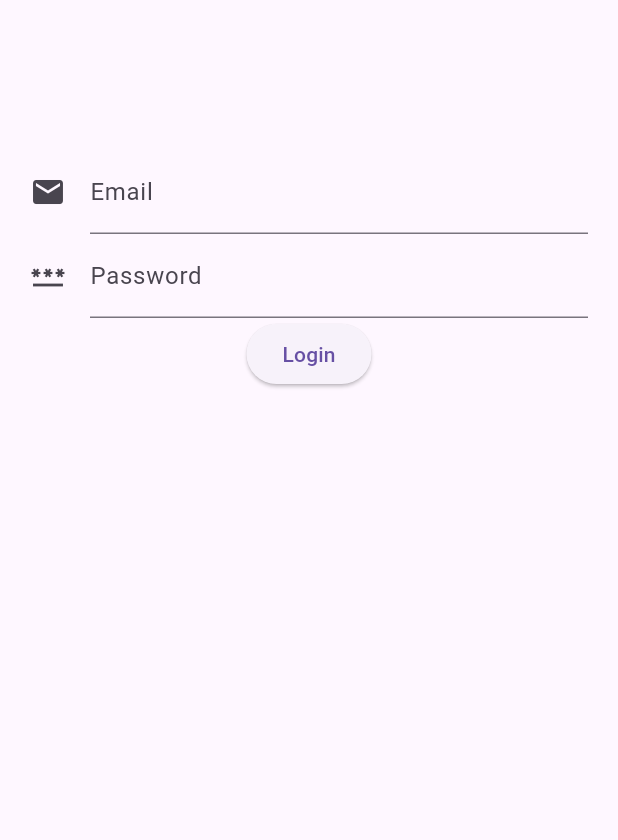
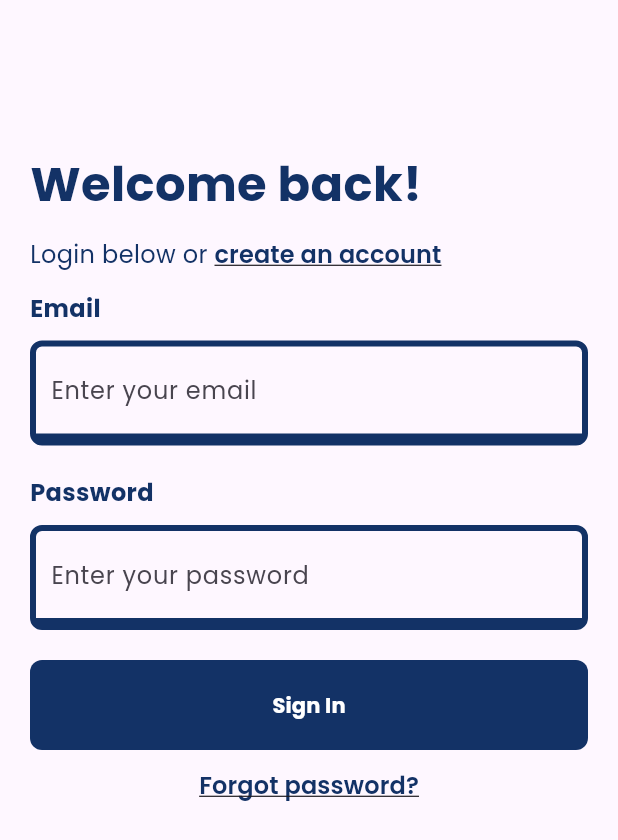
Before and after one commit to juul-vandevelde-howest/smartAppDev-eindopdracht, a Flutter app: the screen it shows after launch, on a phone screen of 412 x 824 dp. Shown: the top 840 px of the screen. Run offline on Flutter 3.47's test engine with Material 3 defaults, Android fonts, the phone set to English and light mode, and no system bars; our stand-ins replace firebase_auth, firebase_core; accounts and stored records are empty.

Commit message:
feat: added custom font and styled login page

```diff
--- a/lib/main.dart
+++ b/lib/main.dart
@@ -23,10 +23,18 @@ class MainApp extends StatefulWidget {
 class MainAppState extends State<MainApp> {
   @override
   Widget build(BuildContext context) {
-    return const MaterialApp(
+    return MaterialApp(
       title: 'Flip',
       debugShowCheckedModeBanner: false,
-      home: Login(),
+      home: const Login(),
+      theme: ThemeData(
+        fontFamily: 'Poppins',
+        textTheme: Theme.of(context).textTheme.apply(
+              fontFamily: 'Poppins',
+              bodyColor: const Color(0xFF133266),
+              displayColor: const Color(0xFF133266),
+            ),
+      ),
     );
   }
 }
--- a/lib/routes/auth/login.dart
+++ b/lib/routes/auth/login.dart
@@ -45,52 +45,178 @@ class _LoginState extends State<Login> {
 
   @override
   Widget build(BuildContext context) {
-    return MaterialApp(
-      debugShowCheckedModeBanner: false,
-      home: Scaffold(
+    return Scaffold(
       body: Padding(
         padding: const EdgeInsets.symmetric(horizontal: 20, vertical: 100),
         child: Form(
-            autovalidateMode: AutovalidateMode.onUserInteraction,
           child: Column(
+            crossAxisAlignment: CrossAxisAlignment.start,
             children: [
-                TextFormField(
+              const Text(
+                'Welcome back!',
+                style: TextStyle(
+                  fontSize: 32,
+                  fontWeight: FontWeight.bold,
+                ),
+              ),
+              Row(
+                children: [
+                  const Text(
+                    'Login below or ',
+                    style: TextStyle(
+                      fontSize: 16,
+                    ),
+                  ),
+                  TextButton(
+                    onPressed: () {
+                      // Add code to navigate to the create account screen
+                    },
+                    style: ButtonStyle(
+                      padding: MaterialStateProperty.all<EdgeInsetsGeometry>(
+                        EdgeInsets.zero,
+                      ),
+                    ),
+                    child: const Text(
+                      'create an account',
+                      style: TextStyle(
+                        fontSize: 16,
+                        fontWeight: FontWeight.w600,
+                        color: Color(0xFF133266),
+                        decoration: TextDecoration.underline,
+                      ),
+                    ),
+                  ),
+                ],
+              ),
+              const Text(
+                "Email",
+                style: TextStyle(fontWeight: FontWeight.bold, fontSize: 16),
+              ),
+              const SizedBox(height: 10),
+              Container(
+                decoration: BoxDecoration(
+                  border: const Border(
+                    top: BorderSide(
+                      color: Color(0xFF133266),
+                      width: 4.0,
+                    ),
+                    bottom: BorderSide(
+                      color: Color(0xFF133266),
+                      width: 8.0,
+                    ),
+                    left: BorderSide(
+                      color: Color(0xFF133266),
+                      width: 4.0,
+                    ),
+                    right: BorderSide(
+                      color: Color(0xFF133266),
+                      width: 4.0,
+                    ),
+                  ),
+                  borderRadius: BorderRadius.circular(8.0),
+                ),
+                child: Padding(
+                  padding:
+                      const EdgeInsets.symmetric(horizontal: 10, vertical: 5),
+                  child: TextFormField(
                     keyboardType: TextInputType.emailAddress,
                     decoration: const InputDecoration(
-                    icon: Icon(Icons.email),
                       hintText: 'Enter your email',
-                    labelText: 'Email',
+                      border: InputBorder.none,
                     ),
                     onChanged: (value) {
                       email = value;
                     },
-                  validator: (String? value) {
-                    if (value == null || value.isEmpty) {
-                      return 'Please enter an email address';
-                    }
-                    if (!value.contains('@')) {
-                      return 'Please enter a valid email address';
-                    }
-                    return null;
-                  },
                   ),
-                TextFormField(
+                ),
+              ),
+              const SizedBox(height: 20),
+              const Text(
+                "Password",
+                style: TextStyle(fontWeight: FontWeight.bold, fontSize: 16),
+              ),
+              const SizedBox(height: 10),
+              Container(
+                decoration: BoxDecoration(
+                  border: const Border(
+                    top: BorderSide(
+                      color: Color(0xFF133266),
+                      width: 4.0,
+                    ),
+                    bottom: BorderSide(
+                      color: Color(0xFF133266),
+                      width: 8.0,
+                    ),
+                    left: BorderSide(
+                      color: Color(0xFF133266),
+                      width: 4.0,
+                    ),
+                    right: BorderSide(
+                      color: Color(0xFF133266),
+                      width: 4.0,
+                    ),
+                  ),
+                  borderRadius: BorderRadius.circular(8.0),
+                ),
+                child: Padding(
+                  padding:
+                      const EdgeInsets.symmetric(horizontal: 10, vertical: 5),
+                  child: TextFormField(
                     obscureText: true,
                     decoration: const InputDecoration(
-                    icon: Icon(Icons.password),
                       hintText: 'Enter your password',
-                    labelText: 'Password',
+                      border: InputBorder.none,
                     ),
                     onChanged: (value) {
                       password = value;
                     },
                   ),
-                ElevatedButton(
+                ),
+              ),
+              const SizedBox(height: 20),
+              Container(
+                width: double.infinity,
+                height: 60,
+                decoration: BoxDecoration(
+                  color: const Color(0xFF133266),
+                  borderRadius: BorderRadius.circular(8),
+                ),
+                child: TextButton(
                   onPressed: login,
-                  child: const Text('Login'),
+                  child: const Text(
+                    'Sign In',
+                    style: TextStyle(
+                      color: Colors.white,
+                      fontWeight: FontWeight.bold,
+                    ),
+                  ),
+                ),
+              ),
+              Row(
+                mainAxisAlignment: MainAxisAlignment.center,
+                children: [
+                  TextButton(
+                    onPressed: () {
+                      // Add code to navigate to the forgot password screen
+                    },
+                    style: ButtonStyle(
+                      padding: MaterialStateProperty.all<EdgeInsetsGeometry>(
+                        EdgeInsets.zero,
+                      ),
+                    ),
+                    child: const Text(
+                      'Forgot password?',
+                      style: TextStyle(
+                        fontSize: 16,
+                        fontWeight: FontWeight.w600,
+                        color: Color(0xFF133266),
+                        decoration: TextDecoration.underline,
+                      ),
+                    ),
                   ),
                 ],
               ),
+            ],
           ),
         ),
       ),
--- a/lib/routes/flip/add.dart
+++ b/lib/routes/flip/add.dart
@@ -5,15 +5,12 @@ class Add extends StatelessWidget {
 
   @override
   Widget build(BuildContext context) {
-    return MaterialApp(
-      debugShowCheckedModeBanner: false,
-      home: Scaffold(
-        appBar: AppBar(
-          title: const Text('Add'),
-        ),
-        body: const Center(
-          child: Text("add"),
-        ),
+    return Scaffold(
+      appBar: AppBar(
+        title: const Text('Add'),
+      ),
+      body: const Center(
+        child: Text("add"),
       ),
     );
   }
--- a/lib/routes/flip/settings.dart
+++ b/lib/routes/flip/settings.dart
@@ -15,9 +15,7 @@ class Settings extends StatelessWidget {
       );
     }
 
-    return MaterialApp(
-      debugShowCheckedModeBanner: false,
-      home: Scaffold(
+    return Scaffold(
       appBar: AppBar(
         title: const Text('Settings'),
       ),
@@ -27,7 +25,6 @@ class Settings extends StatelessWidget {
           child: const Text("Logout"),
         ),
       ),
-      ),
     );
   }
 }
--- a/lib/routes/flip/study.dart
+++ b/lib/routes/flip/study.dart
@@ -5,15 +5,12 @@ class Study extends StatelessWidget {
 
   @override
   Widget build(BuildContext context) {
-    return MaterialApp(
-      debugShowCheckedModeBanner: false,
-      home: Scaffold(
-        appBar: AppBar(
-          title: const Text('Study'),
-        ),
-        body: const Center(
-          child: Text("Woohow t werkt!"),
-        ),
+    return Scaffold(
+      appBar: AppBar(
+        title: const Text('Study'),
+      ),
+      body: const Center(
+        child: Text("Woohow t werkt!"),
       ),
     );
   }
```
Also changed, not shown: pubspec.yaml (+14 -1 lines), fonts/Poppins-Bold.ttf (added), fonts/Poppins-Regular.ttf (added), fonts/Poppins-SemiBold.ttf (added). Lines whose indentation alone changed are shown as unchanged.
